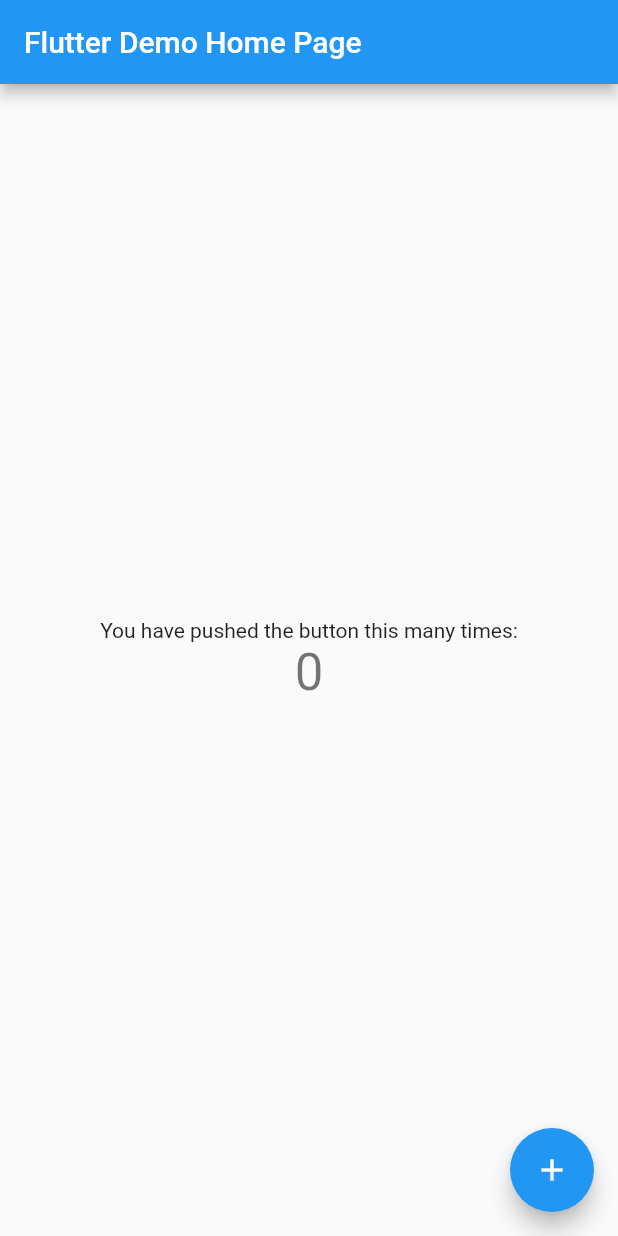
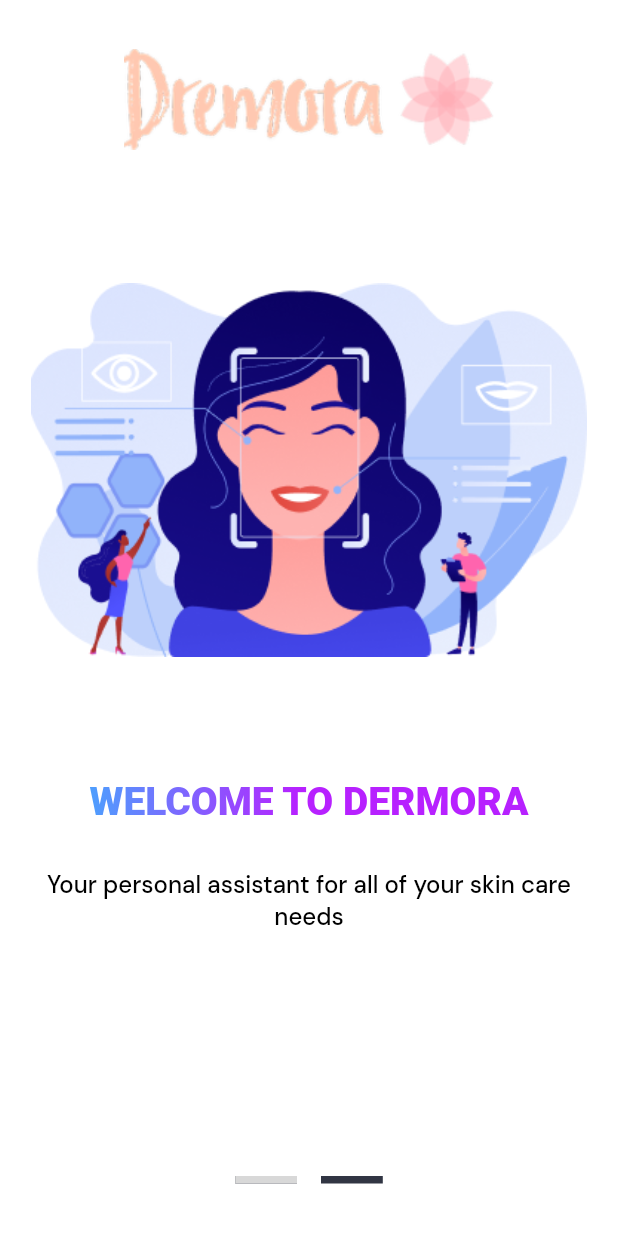
Before and after one commit to AdamAmirah/Dermora, a Flutter app: the screen it shows after launch, on a phone screen of 412 x 824 dp. Run offline on Flutter 3.47's test engine with Material 2 defaults, Android fonts, the phone set to English and light mode, and no system bars; our stand-ins replace google_fonts.

Commit message:
On boarding first page

```diff
--- a/frontenddermora/lib/main.dart
+++ b/frontenddermora/lib/main.dart
@@ -1,115 +1,24 @@
 import 'package:flutter/material.dart';
+import 'package:frontenddermora/screens/welcome/welcome_screen.dart';
+import 'package:frontenddermora/util/styles.dart';
 
 void main() {
-  runApp(const MyApp());
+  runApp(MyApp());
 }
 
 class MyApp extends StatelessWidget {
-  const MyApp({Key? key}) : super(key: key);
-
-  // This widget is the root of your application.
   @override
   Widget build(BuildContext context) {
     return MaterialApp(
-      title: 'Flutter Demo',
+      debugShowCheckedModeBanner: false,
+      title: 'Flutter Auth',
       theme: ThemeData(
-        // This is the theme of your application.
-        //
-        // Try running your application with "flutter run". You'll see the
-        // application has a blue toolbar. Then, without quitting the app, try
-        // changing the primarySwatch below to Colors.green and then invoke
-        // "hot reload" (press "r" in the console where you ran "flutter run",
-        // or simply save your changes to "hot reload" in a Flutter IDE).
-        // Notice that the counter didn't reset back to zero; the application
-        // is not restarted.
-        primarySwatch: Colors.blue,
+        primaryColor: primary,
+        // ignore: deprecated_member_use
+        accentColor: salmon,
+        scaffoldBackgroundColor: Colors.white,
       ),
-      home: const MyHomePage(title: 'Flutter Demo Home Page'),
+      home: WelcomeScreen(),
     );
   }
 }
-
-class MyHomePage extends StatefulWidget {
-  const MyHomePage({Key? key, required this.title}) : super(key: key);
-
-  // This widget is the home page of your application. It is stateful, meaning
-  // that it has a State object (defined below) that contains fields that affect
-  // how it looks.
-
-  // This class is the configuration for the state. It holds the values (in this
-  // case the title) provided by the parent (in this case the App widget) and
-  // used by the build method of the State. Fields in a Widget subclass are
-  // always marked "final".
-
-  final String title;
-
-  @override
-  State<MyHomePage> createState() => _MyHomePageState();
-}
-
-class _MyHomePageState extends State<MyHomePage> {
-  int _counter = 0;
-
-  void _incrementCounter() {
-    setState(() {
-      // This call to setState tells the Flutter framework that something has
-      // changed in this State, which causes it to rerun the build method below
-      // so that the display can reflect the updated values. If we changed
-      // _counter without calling setState(), then the build method would not be
-      // called again, and so nothing would appear to happen.
-      _counter++;
-    });
-  }
-
-  @override
-  Widget build(BuildContext context) {
-    // This method is rerun every time setState is called, for instance as done
-    // by the _incrementCounter method above.
-    //
-    // The Flutter framework has been optimized to make rerunning build methods
-    // fast, so that you can just rebuild anything that needs updating rather
-    // than having to individually change instances of widgets.
-    return Scaffold(
-      appBar: AppBar(
-        // Here we take the value from the MyHomePage object that was created by
-        // the App.build method, and use it to set our appbar title.
-        title: Text(widget.title),
-      ),
-      body: Center(
-        // Center is a layout widget. It takes a single child and positions it
-        // in the middle of the parent.
-        child: Column(
-          // Column is also a layout widget. It takes a list of children and
-          // arranges them vertically. By default, it sizes itself to fit its
-          // children horizontally, and tries to be as tall as its parent.
-          //
-          // Invoke "debug painting" (press "p" in the console, choose the
-          // "Toggle Debug Paint" action from the Flutter Inspector in Android
-          // Studio, or the "Toggle Debug Paint" command in Visual Studio Code)
-          // to see the wireframe for each widget.
-          //
-          // Column has various properties to control how it sizes itself and
-          // how it positions its children. Here we use mainAxisAlignment to
-          // center the children vertically; the main axis here is the vertical
-          // axis because Columns are vertical (the cross axis would be
-          // horizontal).
-          mainAxisAlignment: MainAxisAlignment.center,
-          children: <Widget>[
-            const Text(
-              'You have pushed the button this many times:',
-            ),
-            Text(
-              '$_counter',
-              style: Theme.of(context).textTheme.headline4,
-            ),
-          ],
-        ),
-      ),
-      floatingActionButton: FloatingActionButton(
-        onPressed: _incrementCounter,
-        tooltip: 'Increment',
-        child: const Icon(Icons.add),
-      ), // This trailing comma makes auto-formatting nicer for build methods.
-    );
-  }
-}
--- /dev/null
+++ b/frontenddermora/lib/screens/welcome/components/body.dart
@@ -0,0 +1,131 @@
+import 'package:flutter/material.dart';
+import 'package:frontenddermora/screens/welcome/components/intro_widget.dart';
+import 'package:frontenddermora/util/styles.dart';
+
+class Body extends StatefulWidget {
+  @override
+  _BodyState createState() => _BodyState();
+}
+
+class _BodyState extends State<Body> {
+  double screenWidth = 0.0;
+  double screenheight = 0.0;
+  int currentPageValue = 0;
+  int previousPageValue = 0;
+
+  late PageController controller;
+  double _moveBar = 0.0;
+
+  @override
+  void initState() {
+    super.initState();
+    controller = PageController(initialPage: currentPageValue);
+  }
+
+  void getChangedPageAndMoveBar(int page) {
+    print('page is $page');
+
+    if (previousPageValue == 0) {
+      previousPageValue = page;
+      _moveBar = _moveBar + 0.14;
+    } else {
+      if (previousPageValue < page) {
+        previousPageValue = page;
+        _moveBar = _moveBar + 0.14;
+      } else {
+        previousPageValue = page;
+        _moveBar = _moveBar - 0.14;
+      }
+    }
+
+    setState(() {});
+  }
+
+  @override
+  Widget build(BuildContext context) {
+    screenWidth = MediaQuery.of(context).size.width;
+    screenheight = MediaQuery.of(context).size.height;
+
+    final List<Widget> introWidgetsList = <Widget>[
+      IntroWidget(
+          screenWidth: screenWidth,
+          screenheight: screenheight,
+          image: 'assets/images/illustration-1.png',
+          secImage: 'assets/images/logo.png',
+          type: 'Welcome To Dermora',
+          startGradientColor: kBlue,
+          endGradientColor: kPruple,
+          subText: 'Your personal assistant for all of your skin care needs'),
+      IntroWidget(
+          screenWidth: screenWidth,
+          screenheight: screenheight,
+          image: 'assets/images/yellow.png',
+          secImage: 'assets/images/logo.png',
+          type: 'Spa',
+          startGradientColor: kOrange,
+          endGradientColor: kYellow,
+          subText: 'FEEL THE MAGIC OF WELLNESS'),
+    ];
+
+    return Scaffold(
+      body: SafeArea(
+          child: Container(
+              child: Stack(
+        alignment: AlignmentDirectional.bottomCenter,
+        children: <Widget>[
+          PageView.builder(
+            physics: ClampingScrollPhysics(),
+            itemBuilder: (context, index) {
+              return introWidgetsList[index];
+            },
+            controller: controller,
+            itemCount: introWidgetsList.length,
+            onPageChanged: (int page) {
+              getChangedPageAndMoveBar(page);
+            },
+          ),
+          Stack(
+            alignment: AlignmentDirectional.topStart,
+            children: <Widget>[
+              Container(
+                margin: EdgeInsets.only(bottom: 35),
+                child: Row(
+                  mainAxisSize: MainAxisSize.min,
+                  mainAxisAlignment: MainAxisAlignment.center,
+                  children: <Widget>[
+                    for (var i in introWidgetsList) slidingBar(),
+                  ],
+                ),
+              ),
+              AnimatedContainer(
+                duration: const Duration(milliseconds: 100),
+                curve: Curves.fastOutSlowIn,
+                margin:
+                    EdgeInsets.only(bottom: 35, left: screenWidth * _moveBar),
+                child: movingBar(),
+              )
+            ],
+          )
+        ],
+      ))),
+    );
+  }
+
+  Container movingBar() {
+    return Container(
+      height: 5,
+      margin: EdgeInsets.symmetric(horizontal: 8),
+      width: screenWidth * 0.1,
+      decoration: BoxDecoration(color: kwhiteGrey),
+    );
+  }
+
+  Widget slidingBar() {
+    return Container(
+      margin: EdgeInsets.symmetric(horizontal: 8),
+      height: 5,
+      width: screenWidth * 0.1,
+      decoration: BoxDecoration(color: klightGrey),
+    );
+  }
+}
--- /dev/null
+++ b/frontenddermora/lib/screens/welcome/components/intro_widget.dart
@@ -0,0 +1,88 @@
+import 'package:flutter/material.dart';
+import 'package:frontenddermora/util/styles.dart';
+import 'package:google_fonts/google_fonts.dart';
+
+class IntroWidget extends StatelessWidget {
+  final double screenWidth;
+  final double screenheight;
+  final image;
+  final type;
+  final secImage;
+  final Color startGradientColor;
+  final Color endGradientColor;
+  final String subText;
+
+  IntroWidget({
+    required this.screenWidth,
+    required this.screenheight,
+    required this.image,
+    required this.secImage,
+    required this.type,
+    required this.startGradientColor,
+    required this.endGradientColor,
+    required this.subText,
+  });
+
+  @override
+  Widget build(BuildContext context) {
+    final Shader linearGradient = LinearGradient(
+      colors: <Color>[startGradientColor, endGradientColor],
+    ).createShader(Rect.fromLTWH(0.0, 0.0, 200.0, 70.0));
+
+    return Container(
+      padding: EdgeInsets.only(top: 25),
+      decoration: BoxDecoration(color: kwhite),
+      child: Column(
+        crossAxisAlignment: CrossAxisAlignment.center,
+        children: <Widget>[
+          Image.asset(
+            secImage,
+            width: screenWidth * 0.6,
+            height: screenheight * 0.1,
+            fit: BoxFit.contain,
+          ),
+          Image.asset(
+            image,
+            width: screenWidth * 0.9,
+            height: screenheight * 0.5,
+            fit: BoxFit.contain,
+          ),
+          Stack(
+            alignment: AlignmentDirectional.bottomStart,
+            children: <Widget>[
+              Text(
+                type.toString().toUpperCase(),
+                style: TextStyle(
+                    fontSize: 26.0,
+                    fontWeight: FontWeight.w900,
+                    foreground: Paint()..shader = linearGradient),
+              ),
+            ],
+          ),
+          Container(
+            padding: const EdgeInsets.all(30),
+            child: Text(
+              subText,
+              textAlign: TextAlign.center,
+              style: GoogleFonts.dmSans(
+                textStyle: const TextStyle(
+                  fontWeight: FontWeight.w500,
+                  color: Colors.black,
+                  fontSize: 16.0,
+                ),
+              ),
+            ),
+          ),
+        ],
+      ),
+    );
+  }
+
+  TextStyle buildTextStyle(double size) {
+    return TextStyle(
+      fontSize: size,
+      fontWeight: FontWeight.w900,
+      height: 0.5,
+    );
+  }
+}
--- /dev/null
+++ b/frontenddermora/lib/screens/welcome/welcome_screen.dart
@@ -0,0 +1,11 @@
+import 'package:flutter/material.dart';
+import 'package:frontenddermora/screens/welcome/components/body.dart';
+
+class WelcomeScreen extends StatelessWidget {
+  @override
+  Widget build(BuildContext context) {
+    return Scaffold(
+      body: Body(),
+    );
+  }
+}
--- /dev/null
+++ b/frontenddermora/lib/util/hex_color.dart
@@ -0,0 +1,15 @@
+import 'dart:ui';
+
+import 'package:flutter/material.dart';
+
+class HexColor extends Color {
+  static int _getColorFromHex(String hexColor) {
+    hexColor = hexColor.toUpperCase().replaceAll("#", "");
+    if (hexColor.length == 6) {
+      hexColor = "FF" + hexColor;
+    }
+    return int.parse(hexColor, radix: 16);
+  }
+
+  HexColor(final String hexColor) : super(_getColorFromHex(hexColor));
+}
--- /dev/null
+++ b/frontenddermora/lib/util/styles.dart
@@ -0,0 +1,25 @@
+import 'package:flutter/material.dart';
+import 'hex_color.dart';
+
+Color primary = const Color(0xFF2C2B33);
+Color primaryDark = const Color(0xFF222128);
+Color colorAccent = const Color(0xFF65BFA6);
+Color salmon = const Color(0xFFF47663);
+
+final kPrimaryColor = HexColor('29323c');
+final kBlue = HexColor('21d4fd');
+final kPruple = HexColor('b721ff');
+final klightGrey = HexColor('313543');
+final kwhiteGrey = HexColor('d8d8d8');
+final kOrange = HexColor('fee140');
+final kYellow = HexColor('fa709a');
+final kGreen = HexColor('00c9ff');
+final kBlue2 = HexColor('92fe9d');
+final kLightOrange = HexColor('ffe29f');
+final kLightRed = HexColor('ff719a');
+final kLighOrange2 = HexColor('fbab66');
+final kPurple = HexColor('f7418c');
+final kwhite = HexColor('ffffff');
+
+final TextStyle captionStyle = TextStyle(color: Colors.grey[400]);
+final TextStyle whiteBody = TextStyle(color: Colors.white);
```
Also changed, not shown: frontenddermora/pubspec.yaml (+6 -10 lines), frontenddermora/assets/images/illustration-1.png (added), frontenddermora/assets/images/logo.png (added), frontenddermora/assets/images/logo1.png (added), frontenddermora/assets/images/purple.png (added), frontenddermora/assets/images/yellow.png (added), frontenddermora/pubspec.lock.
